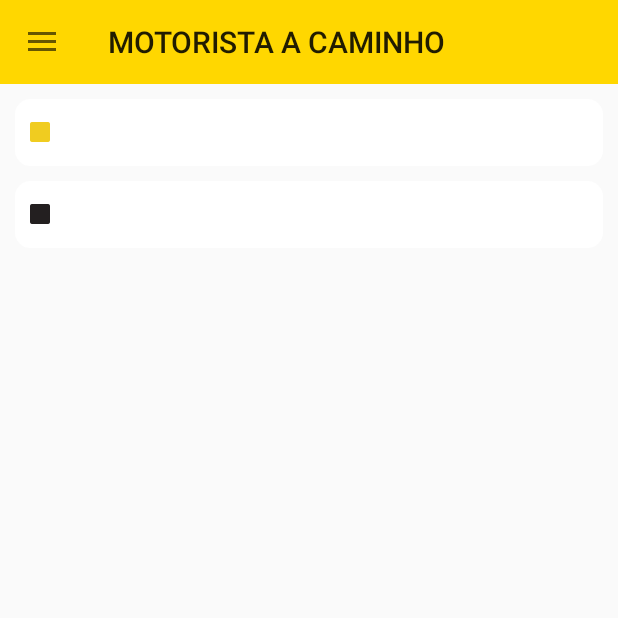
After one commit to miqueias/monster, an Android app: the ViagemActivity screen opened directly, with no data from a screen before it, on a phone screen of 412 x 824 dp, the top half of it. The commit adds this screen. Run offline under Robolectric (Android 15) with nearby library versions, the phone set to English and light mode, and no system bars.

Commit message:
TELA MOTORISTA A CAMINHO;

```diff
--- a/app/src/main/AndroidManifest.xml
+++ b/app/src/main/AndroidManifest.xml
@@ -69,6 +69,11 @@
             android:screenOrientation="portrait">
         </activity>
         <activity
+            android:name=".ViagemActivity"
+            android:label="viagem"
+            android:screenOrientation="portrait">
+        </activity>
+        <activity
             android:name=".MapaCarregandoActivity"
             android:label="mapa"
             android:screenOrientation="portrait"
--- a/app/src/main/java/com/example/marlon/estudo/MainActivity.java
+++ b/app/src/main/java/com/example/marlon/estudo/MainActivity.java
@@ -84,6 +84,8 @@ public class MainActivity extends AppCompatActivity implements NavigationView.On
             Intent it = new Intent(getBaseContext(), HistoricoActivity.class);
             startActivity(it);
         } else if (id == R.id.nav_pagamento) {
+            Intent it = new Intent(getBaseContext(), ViagemActivity.class);
+            startActivity(it);
 
         } else if (id == R.id.nav_sair) {
 
--- /dev/null
+++ b/app/src/main/java/com/example/marlon/estudo/ViagemActivity.java
@@ -0,0 +1,97 @@
+package com.example.marlon.estudo;
+
+import android.app.AlertDialog;
+import android.content.Intent;
+import android.os.Bundle;
+import android.support.design.widget.NavigationView;
+import android.support.v4.view.GravityCompat;
+import android.support.v4.widget.DrawerLayout;
+import android.support.v7.app.ActionBarDrawerToggle;
+import android.support.v7.app.AppCompatActivity;
+import android.support.v7.widget.Toolbar;
+import android.view.LayoutInflater;
+import android.view.MenuItem;
+import android.view.View;
+
+/**
+ * Created by Marlon on 03/06/2016.
+ */
+public class ViagemActivity extends AppCompatActivity implements NavigationView.OnNavigationItemSelectedListener {
+
+    @Override
+    protected void onCreate(Bundle savedInstanceState) {
+        super.onCreate(savedInstanceState);
+        setContentView(R.layout.activity_viagem);
+
+        Toolbar toolbar = (Toolbar) findViewById(R.id.toolbar);
+        toolbar.setTitle("MOTORISTA A CAMINHO");
+        setSupportActionBar(toolbar);
+
+        DrawerLayout drawer = (DrawerLayout) findViewById(R.id.drawer_layout);
+        ActionBarDrawerToggle toggle = new ActionBarDrawerToggle(
+                this, drawer, toolbar, R.string.navigation_drawer_open, R.string.navigation_drawer_close);
+        drawer.setDrawerListener(toggle);
+        toggle.syncState();
+
+        NavigationView navigationView = (NavigationView) findViewById(R.id.nav_view);
+        navigationView.setNavigationItemSelectedListener(this);
+
+    }
+
+    @Override
+    public void onBackPressed() {
+        DrawerLayout drawer = (DrawerLayout) findViewById(R.id.drawer_layout);
+        if (drawer.isDrawerOpen(GravityCompat.START)) {
+            drawer.closeDrawer(GravityCompat.START);
+        } else {
+            super.onBackPressed();
+        }
+    }
+
+    @SuppressWarnings("StatementWithEmptyBody")
+    @Override
+    public boolean onNavigationItemSelected(MenuItem item) {
+        // Handle navigation view item clicks here.
+        int id = item.getItemId();
+
+        if (id == R.id.nav_perfil) {
+            Intent it = new Intent(getBaseContext(), PerfilActivity.class);
+            startActivity(it);
+            // Handle the camera action
+        } else if (id == R.id.nav_historico) {
+            Intent it = new Intent(getBaseContext(), HistoricoActivity.class);
+            startActivity(it);
+        } else if (id == R.id.nav_pagamento) {
+
+        } else if (id == R.id.nav_sair) {
+
+        } else if (id == R.id.nav_codigo) {
+            Intent it = new Intent(getBaseContext(), CodigoIndicacaoActivity.class);
+            startActivity(it);
+        } else if (id == R.id.nav_fimcorrida) {
+            Intent it = new Intent(getBaseContext(), FimCorridaActivity.class);
+            startActivity(it);
+        } else if (id == R.id.nav_avaliacao) {
+            Intent it = new Intent(getBaseContext(), AvalieMotoristaActivity.class);
+            startActivity(it);
+        }
+        else if (id == R.id.nav_dialog1) {
+            LayoutInflater li = LayoutInflater.from(ViagemActivity.this);
+            View promptsView = li.inflate(R.layout.dialog_custo_estimado, null);
+            final AlertDialog alertDialog = new AlertDialog.Builder(ViagemActivity.this).create();
+            alertDialog.setView(promptsView);
+            alertDialog.show();
+        }
+        else if (id == R.id.nav_dialog2) {
+            LayoutInflater li = LayoutInflater.from(ViagemActivity.this);
+            View promptsView = li.inflate(R.layout.dialog_forma_pagamento, null);
+            final AlertDialog alertDialog = new AlertDialog.Builder(ViagemActivity.this).create();
+            alertDialog.setView(promptsView);
+            alertDialog.show();
+        }
+
+        DrawerLayout drawer = (DrawerLayout) findViewById(R.id.drawer_layout);
+        drawer.closeDrawer(GravityCompat.START);
+        return true;
+    }
+}
--- /dev/null
+++ b/app/src/main/res/drawable-hdpi/round_rect.xml
@@ -0,0 +1,22 @@
+<?xml version="1.0" encoding="utf-8"?>
+<shape xmlns:android="http://schemas.android.com/apk/res/android" >
+
+    <solid android:color="#ffffffff" />
+
+    <stroke
+        android:width="10dp"
+        android:color="#ffffffff" />
+
+    <padding
+        android:bottom="10dp"
+        android:left="10dp"
+        android:right="10dp"
+        android:top="10dp" />
+
+    <corners
+        android:bottomLeftRadius="5dp"
+        android:bottomRightRadius="5dp"
+        android:topLeftRadius="5dp"
+        android:topRightRadius="5dp" />
+
+</shape>
--- /dev/null
+++ b/app/src/main/res/layout/activity_viagem.xml
@@ -0,0 +1,26 @@
+<?xml version="1.0" encoding="utf-8"?>
+<android.support.v4.widget.DrawerLayout xmlns:android="http://schemas.android.com/apk/res/android"
+    xmlns:app="http://schemas.android.com/apk/res-auto"
+    xmlns:tools="http://schemas.android.com/tools"
+    android:id="@+id/drawer_layout"
+    android:layout_width="match_parent"
+    android:layout_height="match_parent"
+    android:fitsSystemWindows="true"
+    tools:openDrawer="start">
+
+    <include
+        layout="@layout/app_bar_viagem"
+        android:layout_width="match_parent"
+        android:layout_height="match_parent" />
+
+    <android.support.design.widget.NavigationView
+        android:id="@+id/nav_view"
+        android:layout_width="wrap_content"
+        android:layout_height="match_parent"
+        android:layout_gravity="start"
+        android:fitsSystemWindows="true"
+        app:headerLayout="@layout/nav_header_main"
+        app:menu="@menu/activity_main_drawer"
+        android:background="@color/amarelo" />
+
+</android.support.v4.widget.DrawerLayout>
--- /dev/null
+++ b/app/src/main/res/layout/app_bar_viagem.xml
@@ -0,0 +1,42 @@
+<?xml version="1.0" encoding="utf-8"?>
+<LinearLayout xmlns:android="http://schemas.android.com/apk/res/android"
+    xmlns:app="http://schemas.android.com/apk/res-auto"
+    android:orientation="vertical"
+    android:layout_width="match_parent"
+    android:layout_height="match_parent">
+
+        <android.support.v7.widget.Toolbar
+            android:id="@+id/toolbar"
+            android:layout_width="match_parent"
+            android:layout_height="?attr/actionBarSize"
+            android:background="?attr/colorPrimary"
+            app:popupTheme="@style/AppTheme.PopupOverlay" />
+
+        <LinearLayout
+            android:layout_width="match_parent"
+            android:layout_height="match_parent"
+            android:orientation="vertical">
+
+
+                <EditText
+                    android:layout_width="match_parent"
+                    android:layout_height="wrap_content"
+                    android:id="@+id/editText6"
+                    android:drawableLeft="@drawable/bt_amarelo_dialog"
+                    android:layout_marginLeft="10dp"
+                    android:layout_marginTop="10dp"
+                    android:background="@drawable/round_rect"
+                    android:layout_marginRight="10dp" />
+
+                <EditText
+                    android:layout_width="match_parent"
+                    android:layout_height="wrap_content"
+                    android:id="@+id/editText7"
+                    android:drawableLeft="@drawable/bt_preto_dialog"
+                    android:layout_marginLeft="10dp"
+                    android:layout_marginTop="10dp"
+                    android:background="@drawable/round_rect"
+                    android:layout_marginRight="10dp" />
+        </LinearLayout>
+
+</LinearLayout>
```
Also changed, not shown: app/src/main/res/drawable-hdpi/bt_amarelo_dialog.png (added), app/src/main/res/drawable-hdpi/bt_preto_dialog.png (added), app/src/main/res/drawable-hdpi/form_vazio.png (added).
